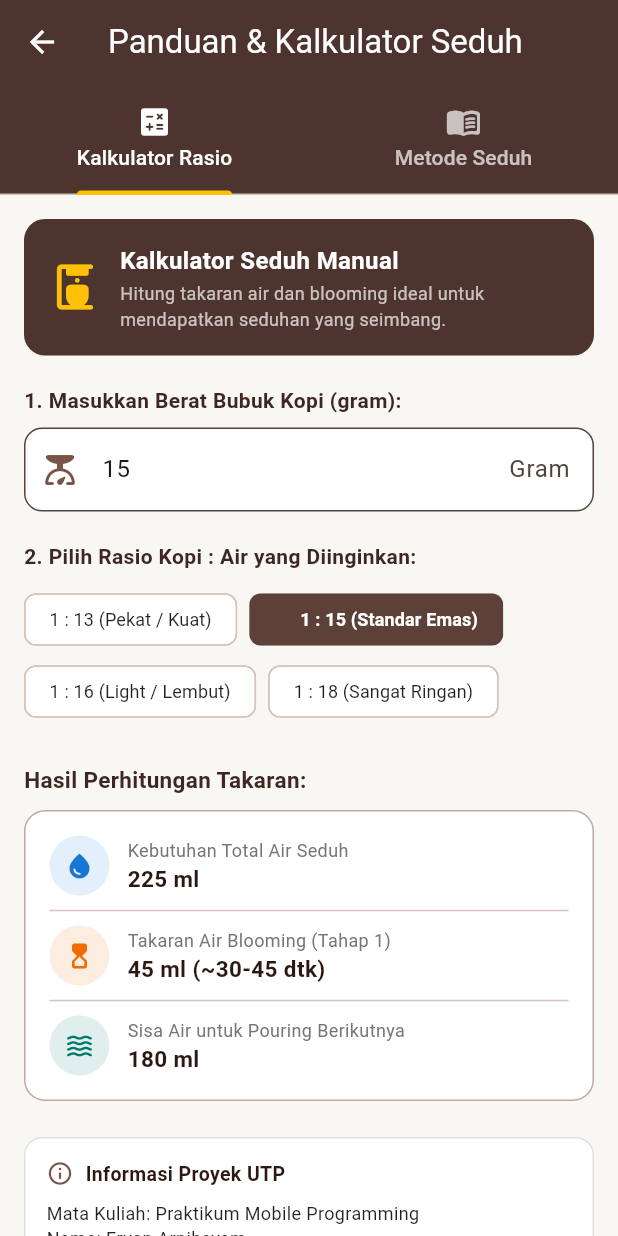
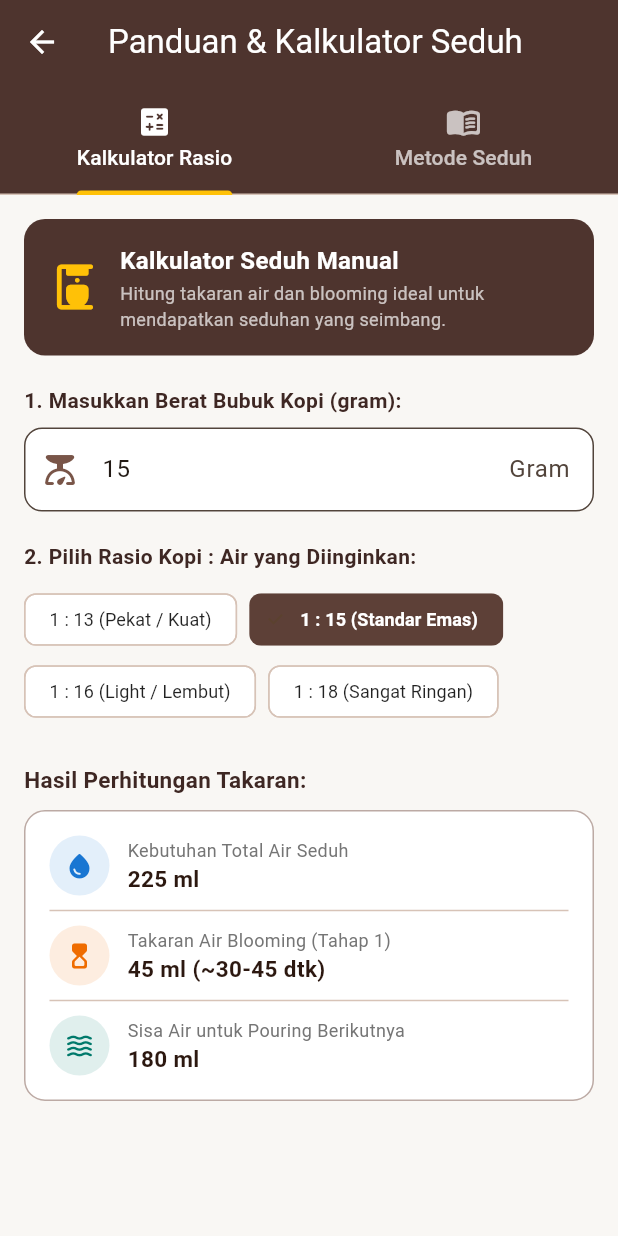
Before and after one commit to erpanarpihsyam-pixel/UTP-Mopro, a Flutter app: the screen it shows after launch, after a tap on the "menu book" icon, on a phone screen of 412 x 824 dp. Run offline on Flutter 3.47's test engine with Material 3 defaults, Android fonts, the phone set to English and light mode, and no system bars; our stand-ins replace shared_preferences.

Commit message:
Update UI: Hapus info mahasiswa di guide_page dan perbaiki ukuran kotak parameter di detail_page

```diff
--- a/lib/pages/guide_page.dart
+++ b/lib/pages/guide_page.dart
@@ -63,12 +63,17 @@ class _GuidePageState extends State<GuidePage> with SingleTickerProviderStateMix
           ],
         ),
       ),
-      body: TabBarView(
-        controller: _tabController,
-        children: [
-          _buildKalkulatorTab(),
-          _buildPanduanMetodeTab(),
-        ],
+      body: Center(
+        child: ConstrainedBox(
+          constraints: const BoxConstraints(maxWidth: 650),
+          child: TabBarView(
+            controller: _tabController,
+            children: [
+              _buildKalkulatorTab(),
+              _buildPanduanMetodeTab(),
+            ],
+          ),
+        ),
       ),
     );
   }
@@ -210,9 +215,6 @@ class _GuidePageState extends State<GuidePage> with SingleTickerProviderStateMix
             ),
           ),
           const SizedBox(height: 24),
-
-          // Info Proyek Mahasiswa di Bawah
-          _buildInfoMahasiswa(),
         ],
       ),
     );
@@ -340,8 +342,7 @@ class _GuidePageState extends State<GuidePage> with SingleTickerProviderStateMix
               '3. Seduh kopi menggunakan sisa air panas (~150ml).\n'
               '4. Kopi yang menetes panas akan langsung didinginkan es, mengunci aroma cerah & rasa manis buah.',
         ),
-        const SizedBox(height: 20),
-        _buildInfoMahasiswa(),
+        const SizedBox(height: 16),
       ],
     );
   }
@@ -447,44 +448,4 @@ class _GuidePageState extends State<GuidePage> with SingleTickerProviderStateMix
       ],
     );
   }
-
-  // Info Mahasiswa Praktikum
-  Widget _buildInfoMahasiswa() {
-    return Container(
-      width: double.infinity,
-      padding: const EdgeInsets.all(14),
-      decoration: BoxDecoration(
-        color: Colors.white,
-        borderRadius: BorderRadius.circular(12),
-        border: Border.all(color: Colors.grey.shade300),
-      ),
-      child: Column(
-        crossAxisAlignment: CrossAxisAlignment.start,
-        children: [
-          const Row(
-            children: [
-              Icon(Icons.info_outline_rounded, color: Colors.brown, size: 18),
-              SizedBox(width: 8),
-              Text(
-                'Informasi Proyek UTP',
-                style: TextStyle(
-                  fontSize: 13,
-                  fontWeight: FontWeight.bold,
-                  color: Color(0xFF2C1810),
-                ),
-              ),
-            ],
-          ),
-          const SizedBox(height: 8),
-          const Text(
-            'Mata Kuliah: Praktikum Mobile Programming\n'
-            'Nama: Ervan Arpihsyam\n'
-            'Opsi: Opsi 1 (Local Storage - SharedPreferences)\n'
-            'Aplikasi: SeduhKopi (Manual Brew Coffee Journal)',
-            style: TextStyle(fontSize: 12, color: Colors.black87, height: 1.4),
-          ),
-        ],
-      ),
-    );
-  }
 }
--- a/lib/pages/home_page.dart
+++ b/lib/pages/home_page.dart
@@ -143,6 +143,9 @@ class _HomePageState extends State<HomePage> {
           ? const Center(child: CircularProgressIndicator())
           : RefreshIndicator(
               onRefresh: _muatData,
+              child: Center(
+                child: ConstrainedBox(
+                  constraints: const BoxConstraints(maxWidth: 620),
                   child: SingleChildScrollView(
                     physics: const AlwaysScrollableScrollPhysics(),
                     padding: const EdgeInsets.all(16.0),
@@ -276,6 +279,8 @@ class _HomePageState extends State<HomePage> {
                         },
                       ),
                   ],
+                ),
+              ),
             ),
           ),
         ),
```
Also changed, not shown: lib/pages/detail_page.dart (+29 -10 lines), lib/pages/form_page.dart (+10 -5 lines). Lines whose indentation alone changed are shown as unchanged.
